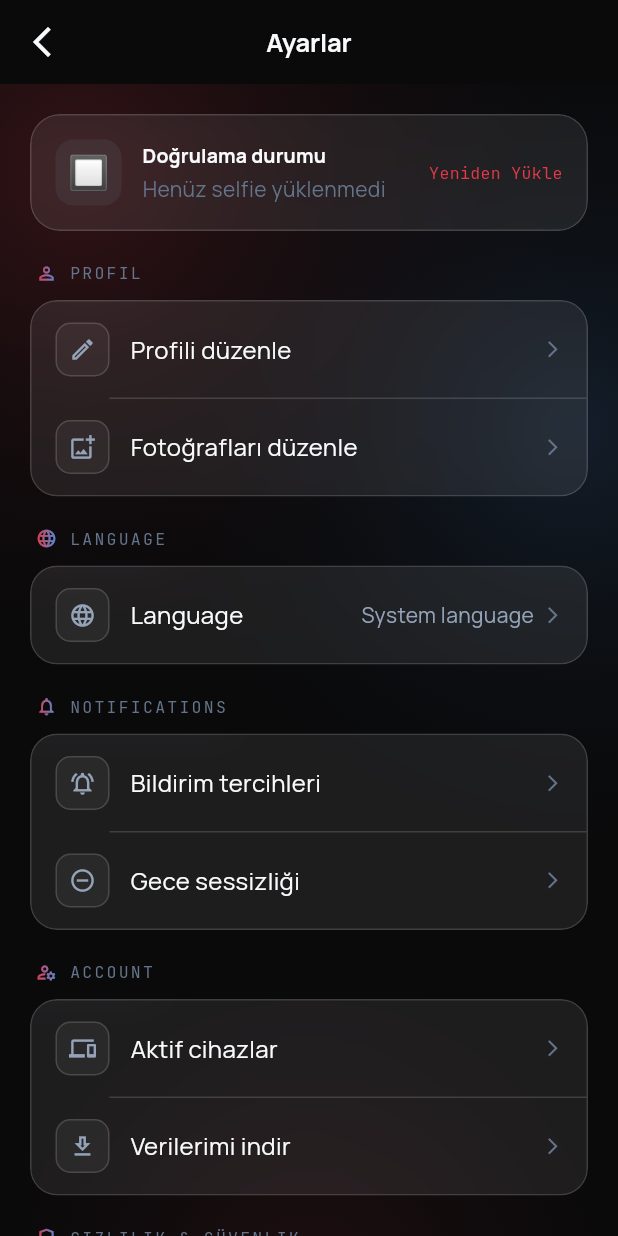
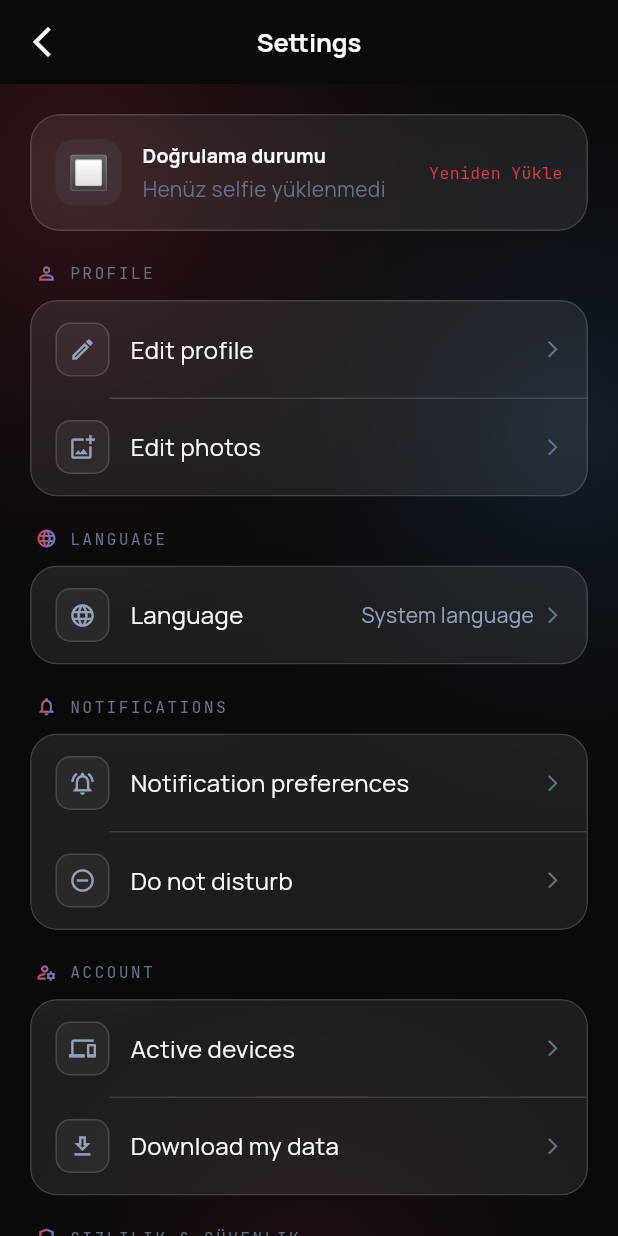
Before and after one commit to Masculinpapion/soulchoice, a Flutter app: the SettingsScreen screen opened by its route, on a phone screen of 412 x 824 dp. Run offline on Flutter 3.47's test engine with Material 3 defaults, Android fonts, the phone set to English and light mode, and no system bars; our stand-ins replace cached_network_image, flutter_riverpod, go_router, image_cropper, image_picker, permission_handler and 3 more; accounts and stored records are empty.

Commit message:
fix: BUG-03/05/06 — i18n settings, date double field, profile button padding
- BUG-03: settings_screen.dart tüm hardcoded TR string'leri l10n'a taşındı
  (Ayarlar, Profili düzenle, Fotoğrafları düzenle, Bildirim tercihleri,
   Gece sessizliği, Aktif cihazlar, Verilerimi indir)
  + 8 yeni ARB key TR/EN/RU/DE olarak eklendi
- BUG-05: create_invitation_screen.dart step 6 tarih seçim sonrası
  gereksiz ikinci onay container kaldırıldı (tek satır gösterim)
- BUG-06: profile_view_screen.dart 'Profili Düzenle' butonu padding
  MediaQuery.padding.bottom + kBottomNavigationBarHeight + 16 ile güncellendi

Co-Authored-By: Claude Sonnet 4.6 <noreply@anthropic.com>

```diff
--- a/lib/features/profile/screens/profile_view_screen.dart
+++ b/lib/features/profile/screens/profile_view_screen.dart
@@ -348,8 +348,9 @@ class ProfileViewScreen extends ConsumerWidget {
 
                           // ── CTA (context-aware) ────────────────────────
                           Padding(
-                            padding: const EdgeInsets.fromLTRB(
-                                24, 28, 24, 48),
+                            padding: EdgeInsets.fromLTRB(
+                                24, 28, 24,
+                                MediaQuery.of(context).padding.bottom + kBottomNavigationBarHeight + 16),
                             child: isOwnProfile
                                 ? _OutlineCTA(
                                     label: 'Profili Düzenle',
--- a/lib/features/settings/screens/settings_screen.dart
+++ b/lib/features/settings/screens/settings_screen.dart
@@ -145,7 +145,7 @@ class _SettingsScreenState extends ConsumerState<SettingsScreen> {
           icon: const Icon(Icons.arrow_back_ios_new),
           onPressed: () => context.pop(),
         ),
-        title: Text('Ayarlar', style: AppTextStyles.titleMedium),
+        title: Text(l10n.settings_title, style: AppTextStyles.titleMedium),
       ),
       body: AmbientBackground(
         child: ListView(
@@ -158,15 +158,15 @@ class _SettingsScreenState extends ConsumerState<SettingsScreen> {
               },
             ),
             const SizedBox(height: 20),
-            _Section(title: 'Profil', icon: Icons.person_outline, items: [
+            _Section(title: l10n.settings_profile_section, icon: Icons.person_outline, items: [
               _SettingsTile(
                 icon: Icons.edit_outlined,
-                label: 'Profili düzenle',
+                label: l10n.settings_edit_profile,
                 onTap: () => context.push('/profile/setup'),
               ),
               _SettingsTile(
                 icon: Icons.add_photo_alternate_outlined,
-                label: 'Fotoğrafları düzenle',
+                label: l10n.settings_edit_photos,
                 onTap: () => context.push('/profile/photos'),
               ),
             ]),
@@ -190,12 +190,12 @@ class _SettingsScreenState extends ConsumerState<SettingsScreen> {
                 items: [
                   _SettingsTile(
                     icon: Icons.notifications_active_outlined,
-                    label: 'Bildirim tercihleri',
+                    label: l10n.settings_notification_prefs,
                     onTap: () {},
                   ),
                   _SettingsTile(
                     icon: Icons.do_not_disturb_on_outlined,
-                    label: 'Gece sessizliği',
+                    label: l10n.settings_do_not_disturb,
                     onTap: () {},
                   ),
                 ]),
@@ -206,12 +206,12 @@ class _SettingsScreenState extends ConsumerState<SettingsScreen> {
                 items: [
                   _SettingsTile(
                     icon: Icons.devices_outlined,
-                    label: 'Aktif cihazlar',
+                    label: l10n.settings_active_devices,
                     onTap: () {},
                   ),
                   _SettingsTile(
                     icon: Icons.download_outlined,
-                    label: 'Verilerimi indir',
+                    label: l10n.settings_download_data,
                     onTap: () {},
                   ),
                 ]),
--- a/lib/l10n/app_de.arb
+++ b/lib/l10n/app_de.arb
@@ -29,5 +29,13 @@
   "settings_notifications": "Benachrichtigungen",
   "settings_account": "Konto",
   "settings_logout": "Abmelden",
-  "settings_delete_account": "Konto löschen"
+  "settings_delete_account": "Konto löschen",
+  "settings_title": "Einstellungen",
+  "settings_profile_section": "Profil",
+  "settings_edit_profile": "Profil bearbeiten",
+  "settings_edit_photos": "Fotos bearbeiten",
+  "settings_notification_prefs": "Benachrichtigungseinstellungen",
+  "settings_do_not_disturb": "Nicht stören",
+  "settings_active_devices": "Aktive Geräte",
+  "settings_download_data": "Meine Daten herunterladen"
 }
--- a/lib/l10n/app_en.arb
+++ b/lib/l10n/app_en.arb
@@ -29,5 +29,13 @@
   "settings_notifications": "Notifications",
   "settings_account": "Account",
   "settings_logout": "Log out",
-  "settings_delete_account": "Delete account"
+  "settings_delete_account": "Delete account",
+  "settings_title": "Settings",
+  "settings_profile_section": "Profile",
+  "settings_edit_profile": "Edit profile",
+  "settings_edit_photos": "Edit photos",
+  "settings_notification_prefs": "Notification preferences",
+  "settings_do_not_disturb": "Do not disturb",
+  "settings_active_devices": "Active devices",
+  "settings_download_data": "Download my data"
 }
--- a/lib/l10n/app_localizations.dart
+++ b/lib/l10n/app_localizations.dart
@@ -281,6 +281,15 @@ abstract class AppLocalizations {
   /// In tr, this message translates to:
   /// **'Hesabı sil'**
   String get settings_delete_account;
+
+  String get settings_title;
+  String get settings_profile_section;
+  String get settings_edit_profile;
+  String get settings_edit_photos;
+  String get settings_notification_prefs;
+  String get settings_do_not_disturb;
+  String get settings_active_devices;
+  String get settings_download_data;
 }
 
 class _AppLocalizationsDelegate
--- a/lib/l10n/app_localizations_de.dart
+++ b/lib/l10n/app_localizations_de.dart
@@ -103,4 +103,28 @@ class AppLocalizationsDe extends AppLocalizations {
 
   @override
   String get settings_delete_account => 'Konto löschen';
+
+  @override
+  String get settings_title => 'Einstellungen';
+
+  @override
+  String get settings_profile_section => 'Profil';
+
+  @override
+  String get settings_edit_profile => 'Profil bearbeiten';
+
+  @override
+  String get settings_edit_photos => 'Fotos bearbeiten';
+
+  @override
+  String get settings_notification_prefs => 'Benachrichtigungseinstellungen';
+
+  @override
+  String get settings_do_not_disturb => 'Nicht stören';
+
+  @override
+  String get settings_active_devices => 'Aktive Geräte';
+
+  @override
+  String get settings_download_data => 'Meine Daten herunterladen';
 }
--- a/lib/l10n/app_localizations_en.dart
+++ b/lib/l10n/app_localizations_en.dart
@@ -102,4 +102,28 @@ class AppLocalizationsEn extends AppLocalizations {
 
   @override
   String get settings_delete_account => 'Delete account';
+
+  @override
+  String get settings_title => 'Settings';
+
+  @override
+  String get settings_profile_section => 'Profile';
+
+  @override
+  String get settings_edit_profile => 'Edit profile';
+
+  @override
+  String get settings_edit_photos => 'Edit photos';
+
+  @override
+  String get settings_notification_prefs => 'Notification preferences';
+
+  @override
+  String get settings_do_not_disturb => 'Do not disturb';
+
+  @override
+  String get settings_active_devices => 'Active devices';
+
+  @override
+  String get settings_download_data => 'Download my data';
 }
--- a/lib/l10n/app_localizations_ru.dart
+++ b/lib/l10n/app_localizations_ru.dart
@@ -103,4 +103,28 @@ class AppLocalizationsRu extends AppLocalizations {
 
   @override
   String get settings_delete_account => 'Удалить аккаунт';
+
+  @override
+  String get settings_title => 'Настройки';
+
+  @override
+  String get settings_profile_section => 'Профиль';
+
+  @override
+  String get settings_edit_profile => 'Редактировать профиль';
+
+  @override
+  String get settings_edit_photos => 'Редактировать фото';
+
+  @override
+  String get settings_notification_prefs => 'Настройки уведомлений';
+
+  @override
+  String get settings_do_not_disturb => 'Не беспокоить';
+
+  @override
+  String get settings_active_devices => 'Активные устройства';
+
+  @override
+  String get settings_download_data => 'Загрузить мои данные';
 }
--- a/lib/l10n/app_localizations_tr.dart
+++ b/lib/l10n/app_localizations_tr.dart
@@ -103,4 +103,28 @@ class AppLocalizationsTr extends AppLocalizations {
 
   @override
   String get settings_delete_account => 'Hesabı sil';
+
+  @override
+  String get settings_title => 'Ayarlar';
+
+  @override
+  String get settings_profile_section => 'Profil';
+
+  @override
+  String get settings_edit_profile => 'Profili düzenle';
+
+  @override
+  String get settings_edit_photos => 'Fotoğrafları düzenle';
+
+  @override
+  String get settings_notification_prefs => 'Bildirim tercihleri';
+
+  @override
+  String get settings_do_not_disturb => 'Gece sessizliği';
+
+  @override
+  String get settings_active_devices => 'Aktif cihazlar';
+
+  @override
+  String get settings_download_data => 'Verilerimi indir';
 }
--- a/lib/l10n/app_ru.arb
+++ b/lib/l10n/app_ru.arb
@@ -29,5 +29,13 @@
   "settings_notifications": "Уведомления",
   "settings_account": "Аккаунт",
   "settings_logout": "Выйти",
-  "settings_delete_account": "Удалить аккаунт"
+  "settings_delete_account": "Удалить аккаунт",
+  "settings_title": "Настройки",
+  "settings_profile_section": "Профиль",
+  "settings_edit_profile": "Редактировать профиль",
+  "settings_edit_photos": "Редактировать фото",
+  "settings_notification_prefs": "Настройки уведомлений",
+  "settings_do_not_disturb": "Не беспокоить",
+  "settings_active_devices": "Активные устройства",
+  "settings_download_data": "Загрузить мои данные"
 }
--- a/lib/l10n/app_tr.arb
+++ b/lib/l10n/app_tr.arb
@@ -29,5 +29,13 @@
   "settings_notifications": "Bildirimler",
   "settings_account": "Hesap",
   "settings_logout": "Çıkış yap",
-  "settings_delete_account": "Hesabı sil"
+  "settings_delete_account": "Hesabı sil",
+  "settings_title": "Ayarlar",
+  "settings_profile_section": "Profil",
+  "settings_edit_profile": "Profili düzenle",
+  "settings_edit_photos": "Fotoğrafları düzenle",
+  "settings_notification_prefs": "Bildirim tercihleri",
+  "settings_do_not_disturb": "Gece sessizliği",
+  "settings_active_devices": "Aktif cihazlar",
+  "settings_download_data": "Verilerimi indir"
 }
```
Also changed, not shown: lib/features/invitation/screens/create_invitation_screen.dart (+0 -27 lines).
